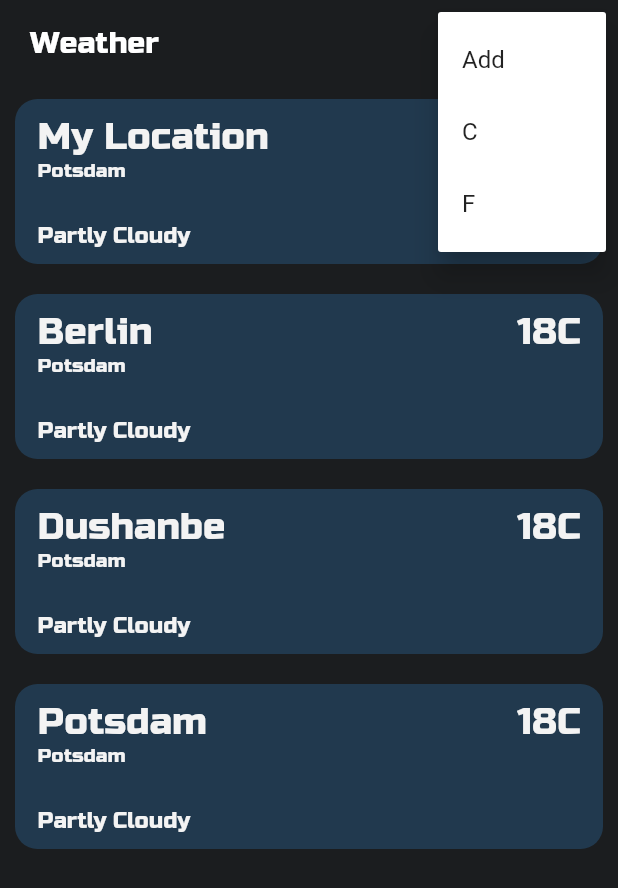
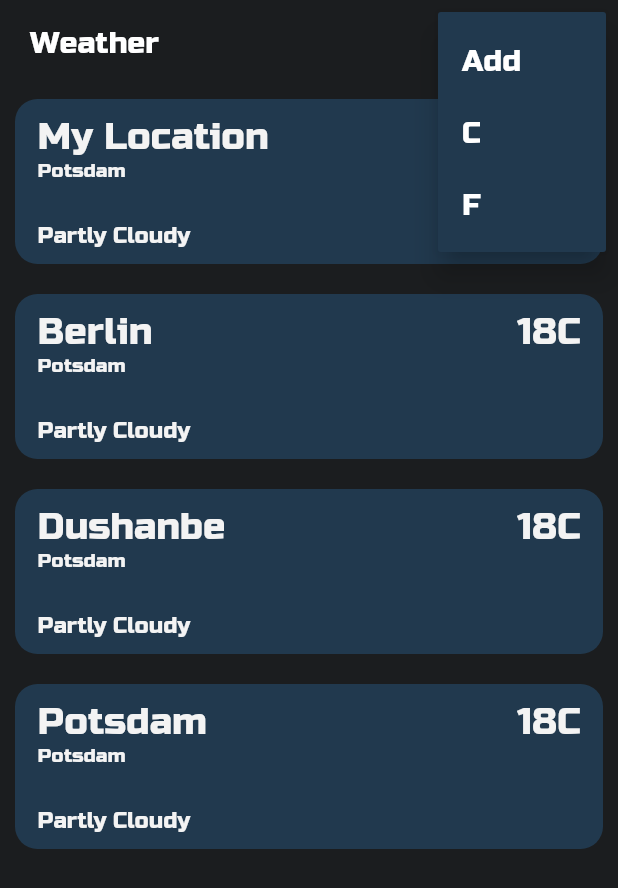
Before and after one commit to kaiibe/weather-app, a Flutter app: the screen it shows after launch, after a tap on the "menu" icon, on a phone screen of 412 x 824 dp. Shown: the top 888 px of the screen. Run offline on Flutter 3.47's test engine with Material 2 defaults, Android fonts, the phone set to English and light mode, and no system bars.

Commit message:
fixed bugs

```diff
--- a/lib/UI/home/home.dart
+++ b/lib/UI/home/home.dart
@@ -1,14 +1,9 @@
-// ignore_for_file: avoid_unnecessary_containers, prefer_const_literals_to_create_immutables, prefer_const_constructors, unused_local_variable, sized_box_for_whitespace
-
-import 'package:bottom_picker/bottom_picker.dart';
-import 'package:bottom_picker/resources/arrays.dart';
 import 'package:flutter/material.dart';
 import 'package:flutter/cupertino.dart';
-import 'package:weather/UI/home/widgets/citiesPicker.dart';
 
-import '../../models/city_weather_model.dart';
 import '/models/constants.dart';
-import 'widgets/user_cities.dart';
+import 'widgets/user_cities_list.dart';
+import './widgets/new_cities_picker.dart';
 
 class Home extends StatefulWidget {
   const Home({Key key}) : super(key: key);
@@ -17,30 +12,26 @@ class Home extends StatefulWidget {
   State<Home> createState() => _HomeState();
 }
 
+final List<String> myCities = [
+  "My Location",
+  "Berlin",
+  "Dushanbe",
+  "Potsdam",
+];
+
 class _HomeState extends State<Home> {
   @override
   Widget build(BuildContext context) {
     Size size = MediaQuery.of(context).size;
     Constants myConstants = Constants();
 
-    List<String> editOptions = ["Edit", "C", "F"];
-
-    // final List<CityWeatherModel> citiesWeather = [
-    //   CityWeatherModel("My Location", "Potsdam", 18, "Partly Cloudy"),
-    //   CityWeatherModel("Berlin", "Berlin", 13, "Cloudy")
-    // ];
-
-    String selectedCity = "";
-    void setSelectedCity(city) {
-      selectedCity = city;
+    void addNewCity(String city) {
+      if (city != "" && city != "None") {
+        setState(() {
+          myCities.add(city);
+        });
+      }
     }
-
-    List<String> myCities = [
-      "MyLocation",
-      "Berlin",
-      "Dushanbe",
-      "Potsdam",
-    ];
 
     final appBar = AppBar(
       backgroundColor: myConstants.pageColor,
@@ -53,7 +44,7 @@ class _HomeState extends State<Home> {
         child: Row(
           mainAxisAlignment: MainAxisAlignment.spaceBetween,
           crossAxisAlignment: CrossAxisAlignment.center,
-          children: [
+          children: const [
             Text(
               "Weather",
               style: TextStyle(
@@ -65,27 +56,43 @@ class _HomeState extends State<Home> {
       ),
       actions: <Widget>[
         PopupMenuButton(
+          color: myConstants.primaryColor.withOpacity(1),
           onSelected: (selectedValue) {
             if (selectedValue == "Add") {
               showCupertinoModalPopup(
                 context: context,
                 builder: (BuildContext context) {
-                  return CitiesPicker(setSelectedCity);
+                  return NewCitiesPicker(addNewCity);
                 },
               );
             }
           },
-          icon: Icon(Icons.menu),
+          icon: const Icon(
+            Icons.menu,
+            color: Colors.white,
+          ),
           itemBuilder: (_) => [
-            PopupMenuItem(
+            const PopupMenuItem(
+              textStyle: TextStyle(
+                fontFamily: 'RussoOne',
+                fontSize: 20,
+              ),
               value: "Add",
               child: Text("Add"),
             ),
-            PopupMenuItem(
+            const PopupMenuItem(
+              textStyle: TextStyle(
+                fontFamily: 'RussoOne',
+                fontSize: 20,
+              ),
               value: "C",
               child: Text("C"),
             ),
-            PopupMenuItem(
+            const PopupMenuItem(
+              textStyle: TextStyle(
+                fontFamily: 'RussoOne',
+                fontSize: 20,
+              ),
               value: "F",
               child: Text("F"),
             ),
@@ -94,13 +101,10 @@ class _HomeState extends State<Home> {
       ],
     );
 
-    final homeBody = CitiesWeather(myCities: myCities);
-
     return Scaffold(
       backgroundColor: myConstants.pageColor,
       appBar: appBar,
-      body: homeBody,
+      body: UserCitiesList(myCities),
     );
   }
 }
-// wrapped
--- a/lib/UI/home/widgets/citiesPicker.dart
+++ b/lib/UI/home/widgets/new_cities_picker.dart
@@ -1,19 +1,21 @@
-// ignore_for_file: sized_box_for_whitespace, file_names, must_be_immutable
+// ignore_for_file:
 
 import 'package:flutter/material.dart';
 import 'package:flutter/cupertino.dart';
+
 import '../../../models/constants.dart';
 
-class CitiesPicker extends StatelessWidget {
-  Function setSelectedCity;
-  CitiesPicker(this.setSelectedCity, {Key key}) : super(key: key);
+class NewCitiesPicker extends StatelessWidget {
+  final Function addNewCity;
+  const NewCitiesPicker(this.addNewCity, {Key key}) : super(key: key);
 
   @override
   Widget build(BuildContext context) {
     Constants myConstants = Constants();
-    String selectedCity;
+    String selectedCity = "";
 
-    final List<String> cities = [
+    const List<String> cities = [
+      'None',
       'New York',
       'Los Angeles',
       'Chicago',
@@ -27,11 +29,11 @@ class CitiesPicker extends StatelessWidget {
     ];
 
     return Container(
-      color: myConstants.pageColor,
+      color: myConstants.pageColor.withOpacity(1),
       height: 250,
       child: Column(
         children: [
-          Container(
+          SizedBox(
             height: 150,
             child: CupertinoPicker(
               itemExtent: 40,
@@ -48,7 +50,7 @@ class CitiesPicker extends StatelessWidget {
               },
             ),
           ),
-          Container(
+          SizedBox(
             height: 100,
             child: CupertinoButton(
               child: const Text(
@@ -56,9 +58,9 @@ class CitiesPicker extends StatelessWidget {
                 style: TextStyle(color: Colors.white),
               ),
               onPressed: () {
-                setSelectedCity(selectedCity);
-                print(selectedCity);
-                Navigator.of(context).pop(selectedCity);
+                addNewCity(selectedCity);
+                selectedCity = "";
+                Navigator.of(context).pop();
               },
             ),
           )
--- a/lib/UI/home/widgets/user_cities.dart
+++ /dev/null
@@ -1,176 +0,0 @@
-// ignore_for_file: use_key_in_widget_constructors, sized_box_for_whitespace
-
-import 'package:flutter/material.dart';
-
-import '../../../models/constants.dart';
-
-class CitiesWeather extends StatefulWidget {
-  final List<String> myCities;
-
-  const CitiesWeather({
-    Key key,
-    @required this.myCities,
-  }) : super(key: key);
-
-  @override
-  State<CitiesWeather> createState() => _CitiesWeatherState();
-}
-
-class _CitiesWeatherState extends State<CitiesWeather> {
-  @override
-  Widget build(BuildContext context) {
-    Size size = MediaQuery.of(context).size;
-    Constants myConstants = Constants();
-
-    final myLocation = Padding(
-      padding: const EdgeInsets.all(10),
-      child: Container(
-        width: size.width,
-        height: 110,
-        decoration: BoxDecoration(
-          color: myConstants.primaryColor,
-          borderRadius: BorderRadius.circular(15),
-        ),
-        child: Stack(
-          clipBehavior: Clip.none,
-          children: [
-            Positioned(
-              top: 10,
-              left: 15,
-              child: Text(
-                "My Location",
-                style: TextStyle(
-                    fontSize: 25,
-                    fontFamily: 'RussoOne',
-                    color: myConstants.titleColor),
-              ),
-            ),
-            Positioned(
-              top: 40,
-              left: 15,
-              child: Text(
-                "Potsdam",
-                style: TextStyle(
-                    fontSize: 13,
-                    fontFamily: 'RussoOne',
-                    color: myConstants.titleColor),
-              ),
-            ),
-            Positioned(
-              top: 10,
-              right: 15,
-              child: Row(
-                crossAxisAlignment: CrossAxisAlignment.start,
-                children: [
-                  Text(
-                    "18C",
-                    style: TextStyle(
-                        fontSize: 25,
-                        fontFamily: 'RussoOne',
-                        color: myConstants.titleColor),
-                  ),
-                ],
-              ),
-            ),
-            Positioned(
-              bottom: 10,
-              left: 15,
-              child: Row(
-                crossAxisAlignment: CrossAxisAlignment.start,
-                children: [
-                  Text(
-                    "Partly Cloudy",
-                    style: TextStyle(
-                        fontSize: 15,
-                        fontFamily: 'RussoOne',
-                        color: myConstants.titleColor),
-                  ),
-                ],
-              ),
-            ),
-          ],
-        ),
-      ),
-    );
-
-    return Container(
-      height: size.height,
-      child: ListView.builder(
-          itemCount: widget.myCities.length,
-          itemBuilder: (_, index) {
-            return widget.myCities[index] == "MyLocation"
-                ? myLocation
-                : Padding(
-                    padding: const EdgeInsets.all(10),
-                    child: Container(
-                      width: size.width,
-                      height: 110,
-                      decoration: BoxDecoration(
-                        color: myConstants.primaryColor,
-                        borderRadius: BorderRadius.circular(15),
-                      ),
-                      child: Stack(
-                        clipBehavior: Clip.none,
-                        children: [
-                          Positioned(
-                            top: 10,
-                            left: 15,
-                            child: Text(
-                              widget.myCities[index],
-                              style: TextStyle(
-                                  fontSize: 25,
-                                  fontFamily: 'RussoOne',
-                                  color: myConstants.titleColor),
-                            ),
-                          ),
-                          Positioned(
-                            top: 40,
-                            left: 15,
-                            child: Text(
-                              "Potsdam",
-                              style: TextStyle(
-                                  fontSize: 13,
-                                  fontFamily: 'RussoOne',
-                                  color: myConstants.titleColor),
-                            ),
-                          ),
-                          Positioned(
-                            top: 10,
-                            right: 15,
-                            child: Row(
-                              crossAxisAlignment: CrossAxisAlignment.start,
-                              children: [
-                                Text(
-                                  "18C",
-                                  style: TextStyle(
-                                      fontSize: 25,
-                                      fontFamily: 'RussoOne',
-                                      color: myConstants.titleColor),
-                                ),
-                              ],
-                            ),
-                          ),
-                          Positioned(
-                            bottom: 10,
-                            left: 15,
-                            child: Row(
-                              crossAxisAlignment: CrossAxisAlignment.start,
-                              children: [
-                                Text(
-                                  "Partly Cloudy",
-                                  style: TextStyle(
-                                      fontSize: 15,
-                                      fontFamily: 'RussoOne',
-                                      color: myConstants.titleColor),
-                                ),
-                              ],
-                            ),
-                          ),
-                        ],
-                      ),
-                    ),
-                  );
-          }),
-    );
-  }
-}
--- /dev/null
+++ b/lib/UI/home/widgets/user_cities_list.dart
@@ -0,0 +1,104 @@
+import 'package:flutter/material.dart';
+
+import '../../../models/constants.dart';
+
+class UserCitiesList extends StatefulWidget {
+  final List<String> myCities;
+
+  const UserCitiesList(this.myCities, {Key key}) : super(key: key);
+
+  @override
+  State<UserCitiesList> createState() => _UserCitiesListState();
+}
+
+class _UserCitiesListState extends State<UserCitiesList> {
+  @override
+  Widget build(BuildContext context) {
+    Size size = MediaQuery.of(context).size;
+    Constants myConstants = Constants();
+
+    return SizedBox(
+      height: size.height,
+      child: ListView.builder(
+          itemCount: widget.myCities.length,
+          itemBuilder: (_, index) {
+            return GestureDetector(
+              // TODO: Navigate to another page on tap
+              onTap: () {
+                print(widget.myCities[index]);
+              },
+              child: Padding(
+                padding: const EdgeInsets.all(10),
+                child: Container(
+                  width: size.width,
+                  height: 110,
+                  decoration: BoxDecoration(
+                    color: myConstants.primaryColor,
+                    borderRadius: BorderRadius.circular(15),
+                  ),
+                  child: Stack(
+                    clipBehavior: Clip.none,
+                    children: [
+                      Positioned(
+                        top: 10,
+                        left: 15,
+                        child: Text(
+                          widget.myCities[index],
+                          style: TextStyle(
+                              fontSize: 25,
+                              fontFamily: 'RussoOne',
+                              color: myConstants.titleColor),
+                        ),
+                      ),
+                      Positioned(
+                        top: 40,
+                        left: 15,
+                        child: Text(
+                          "Potsdam",
+                          style: TextStyle(
+                              fontSize: 13,
+                              fontFamily: 'RussoOne',
+                              color: myConstants.titleColor),
+                        ),
+                      ),
+                      Positioned(
+                        top: 10,
+                        right: 15,
+                        child: Row(
+                          crossAxisAlignment: CrossAxisAlignment.start,
+                          children: [
+                            Text(
+                              "18C",
+                              style: TextStyle(
+                                  fontSize: 25,
+                                  fontFamily: 'RussoOne',
+                                  color: myConstants.titleColor),
+                            ),
+                          ],
+                        ),
+                      ),
+                      Positioned(
+                        bottom: 10,
+                        left: 15,
+                        child: Row(
+                          crossAxisAlignment: CrossAxisAlignment.start,
+                          children: [
+                            Text(
+                              "Partly Cloudy",
+                              style: TextStyle(
+                                  fontSize: 15,
+                                  fontFamily: 'RussoOne',
+                                  color: myConstants.titleColor),
+                            ),
+                          ],
+                        ),
+                      ),
+                    ],
+                  ),
+                ),
+              ),
+            );
+          }),
+    );
+  }
+}
```
